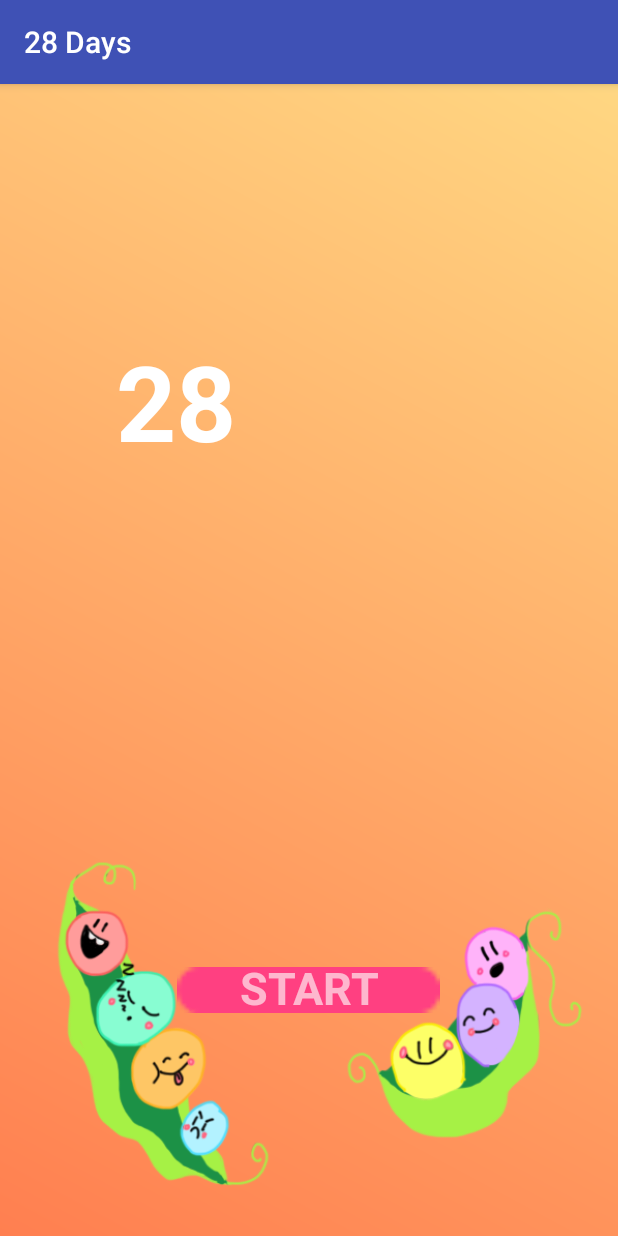
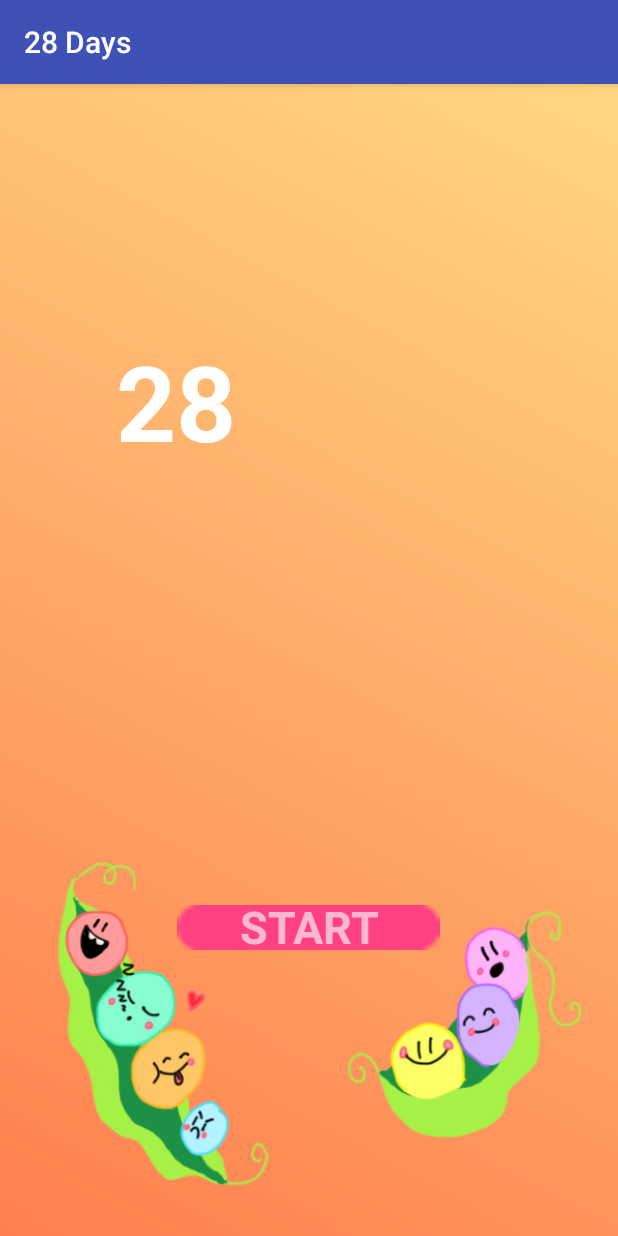
Before and after one commit to Alying/28-Days, an Android app: the screen it shows after launch (MainActivity), on a phone screen of 412 x 824 dp. Run offline under Robolectric (Android 15) with nearby library versions, the phone set to English and light mode, and no system bars; Roboto replaces fonts that are not available here.

Commit message:
Edited position of Start in activity main

```diff
--- a/app/src/main/res/layout/activity_main.xml
+++ b/app/src/main/res/layout/activity_main.xml
@@ -62,10 +62,10 @@
         <ImageView
             android:id="@+id/imageView3"
             android:layout_width="175dp"
-            android:layout_height="81dp"
+            android:layout_height="87dp"
             android:layout_alignParentBottom="true"
             android:layout_centerHorizontal="true"
-            android:layout_marginBottom="115dp"
+            android:layout_marginBottom="154dp"
             android:adjustViewBounds="false"
             android:tint="@color/colorAccent"
             app:srcCompat="@android:drawable/button_onoff_indicator_on"
@@ -79,7 +79,7 @@
             android:layout_height="wrap_content"
             android:layout_alignParentBottom="true"
             android:layout_centerHorizontal="true"
-            android:layout_marginBottom="127dp"
+            android:layout_marginBottom="168dp"
             android:onClick="start"
             android:text="START"
             android:textColor="#9ffdfffe"
```
